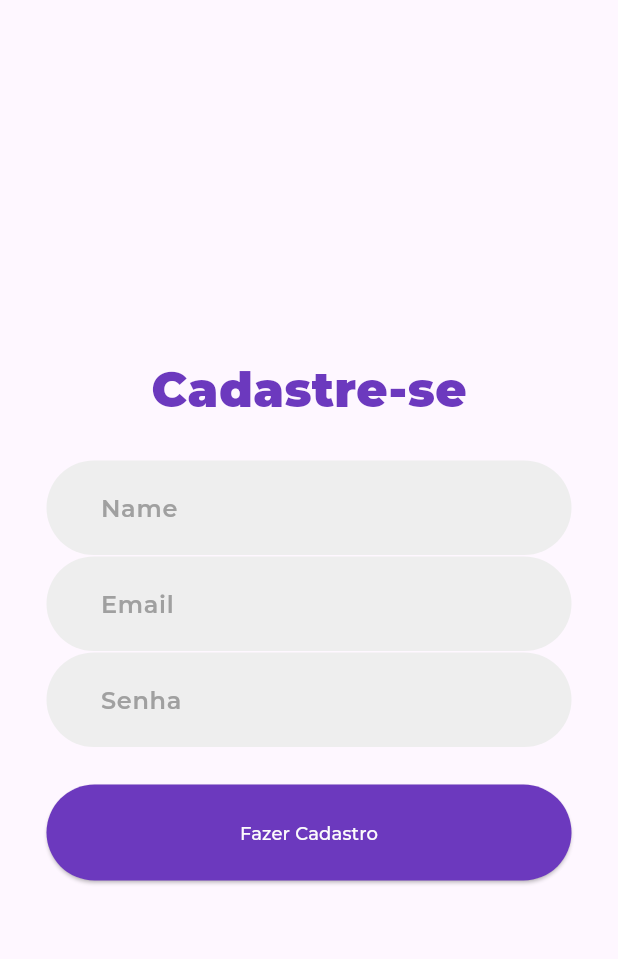
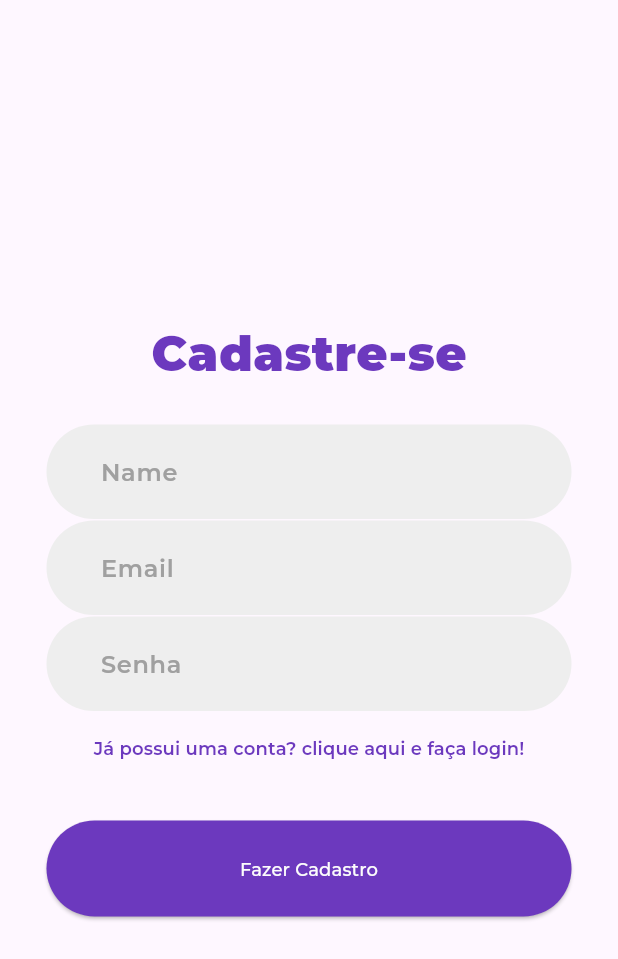
Before and after one commit to imlukadev/listedin, a Flutter app: the RegisterPage screen opened directly, on a phone screen of 412 x 824 dp. Shown: the top 959 px of the screen. Run offline on Flutter 3.47's test engine with Material 3 defaults, Android fonts, the phone set to English and light mode, and no system bars; our stand-ins replace dio, dropdown_button2; accounts and stored records are empty; network calls fail; project files that could hold a hidden picture were left out.

Commit message:
feat: implements texts to redirec to register in login and to redirect to login in register

```diff
--- a/lib/app/pages/register/register.dart
+++ b/lib/app/pages/register/register.dart
@@ -3,6 +3,7 @@ import 'package:listedin/app/components/button/button.dart';
 import 'package:listedin/app/components/header/header.dart';
 import 'package:listedin/app/components/input/input.dart';
 import 'package:listedin/app/pages/lists/lists.dart';
+import 'package:listedin/app/pages/login/login.dart';
 import 'package:listedin/app/pages/register/store/register_store.dart';
 import 'package:listedin/app/styles/colors.dart';
 
@@ -98,6 +99,36 @@ class _RegisterPageState extends State<RegisterPage> {
             ),
           ),
 
+              SizedBox(
+                width: 350,
+                child: Row(
+                  mainAxisAlignment: MainAxisAlignment.center,
+                  mainAxisSize: MainAxisSize.max,
+                  children: [
+                    TextButton(
+                      onPressed: () async {
+                        Navigator.push(
+                          context,
+                          MaterialPageRoute(
+                              builder: (context) => const LoginPage(
+                                    title: "Login",
+                              )),
+                        );
+                      },
+                      child: Text(
+                        "Já possui uma conta? clique aqui e faça login!",
+                        style: TextStyle(
+                          color: primary,
+                          fontFamily: 'Montserrat',
+                          fontWeight: FontWeight.w600, // Semibold
+                          fontSize: 12,
+                        ),
+                      ),
+                    )
+                  ],
+                ),
+              ),
+
           const SizedBox(
             height: 24,
           ),
```
Also changed, not shown: lib/app/pages/login/login.dart (+35 -3 lines).
